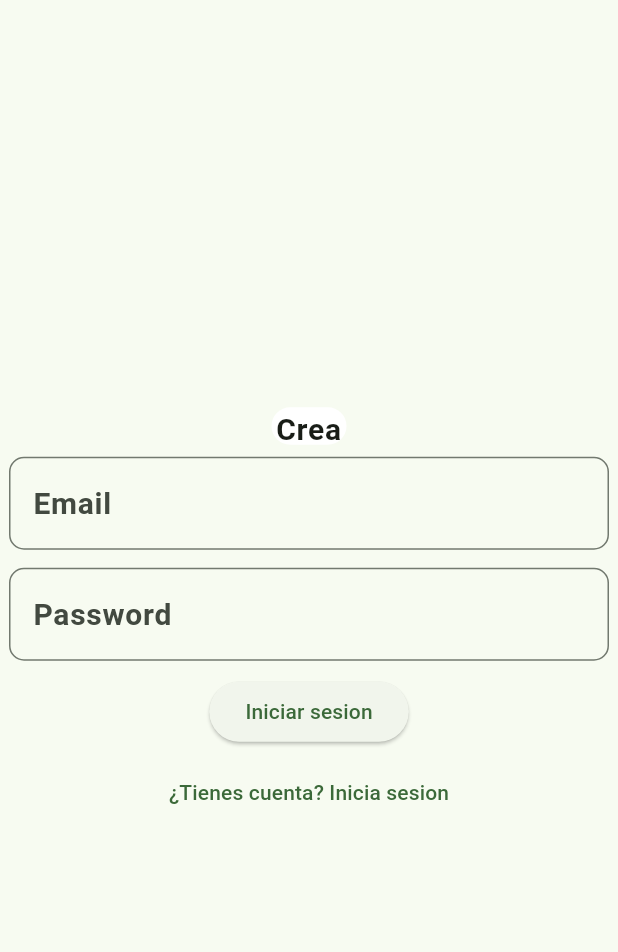
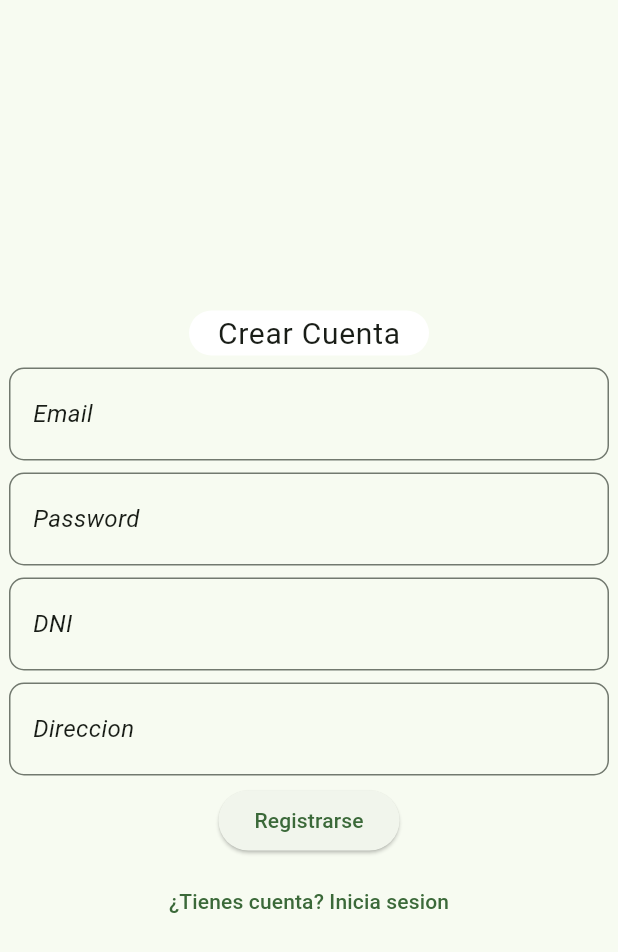
Before and after one commit to AyalaFranco/DashboardCanchasAdmin, a Flutter app: the screen it shows after launch, after a tap on "¿No tienes cuenta? Registrate", on a phone screen of 412 x 824 dp. Shown: the top 952 px of the screen. Run offline on Flutter 3.47's test engine with Material 3 defaults, Android fonts, the phone set to English and light mode, and no system bars; our stand-ins replace supabase_flutter; accounts and stored records are empty.

Commit message:
Diseño Login, Register, TextThemes

```diff
--- a/lib/components/buscador.dart
+++ b/lib/components/buscador.dart
@@ -6,12 +6,14 @@ class Buscador extends StatelessWidget {
 
   @override
   Widget build(BuildContext context) {
+    final contextText=TextTheme.of(context);
     return Padding(
       padding: const EdgeInsets.all(8.0),
 
       child: Column(
         children: [
           TextField(
+            style: contextText.bodyLarge,
             onChanged: onChanged,
             decoration: InputDecoration(
               hintText: "Busca tu cancha",
@@ -26,6 +28,7 @@ class Buscador extends StatelessWidget {
               )
 
             ),
+
           ),
         ],
       ),
--- a/lib/core/app_themes.dart
+++ b/lib/core/app_themes.dart
@@ -11,10 +11,10 @@ class AppThemes {
     colorScheme: _lightColorScheme,
 
     textTheme: TextTheme(
-      titleMedium: TextStyle(fontSize: 25,fontWeight: FontWeight.bold),
-      bodyLarge: TextStyle(fontSize: 20,fontWeight: FontWeight.bold),
+      titleMedium: TextStyle(fontSize: 20,fontWeight: FontWeight.bold),
+      bodyLarge: TextStyle(fontSize: 20),
       bodyMedium: TextStyle(fontSize: 16),
-      bodySmall: TextStyle(fontSize: 12, color: Colors.grey),
+      bodySmall: TextStyle(fontSize: 10, color: Colors.grey),
     ),
 
     appBarTheme: AppBarTheme(
--- a/lib/core/apptext_styles.dart
+++ b/lib/core/apptext_styles.dart
@@ -17,6 +17,7 @@ class AppTextStyles {
       );
   static TextStyle bodySmall(BuildContext context) =>
     TextTheme.of(context).bodySmall!.copyWith(
+      fontSize: 10,
       fontWeight: FontWeight.bold,
       fontStyle: FontStyle.italic
     );
--- a/lib/core/box_decorations.dart
+++ b/lib/core/box_decorations.dart
@@ -3,7 +3,6 @@ import 'package:flutter/material.dart';
 class BoxDecorations {
 
   static BoxDecoration regularContainer(BuildContext context) => BoxDecoration(
-
     color: ColorScheme.of(context).onSecondary,
     borderRadius: BorderRadius.circular(16),
   );
--- a/lib/screens/cca_home_screen.dart
+++ b/lib/screens/cca_home_screen.dart
@@ -41,10 +41,7 @@ class _CCAHomeScreenState extends State<CCAHomeScreen> {
     return Scaffold(
       backgroundColor: contextColors.surface,
       appBar: AppBar(
-        title: Center(child: Text("Canchas Comarca Andina", style: contextText.bodyLarge?.copyWith(
-          fontSize: 25,
-
-        ))),
+        title: Center(child: Text("Canchas Comarca Andina")),
         actions: [
         IconButton(
           onPressed: () => auth.signOut(), //Salir sesion
--- a/lib/screens/login_screen.dart
+++ b/lib/screens/login_screen.dart
@@ -55,14 +55,18 @@ try { //Funcion inicio sesion
           child: Column(
             mainAxisAlignment: MainAxisAlignment.center,
             children: [
-              Container(
-                decoration: BoxDecorations.regularContainer(context),
-                width: 50,
-                height: 25,
-                child: Text(
-                  _isLogin ? "Login" : "Crear Cuenta",
-                  style: contextText.bodyLarge,
-                  textAlign: TextAlign.center,
+              Padding(
+                padding: const EdgeInsets.all(8.0),
+                child: Container(
+
+                  decoration: BoxDecorations.regularContainer(context),
+                  width: 160,
+                  child: Text(
+
+                    _isLogin ? "LogIn" : "Sign In",
+                    style: contextText.bodyLarge,
+                    textAlign: TextAlign.center,
+                  ),
                 ),
               ),
               paddingButtons("Email", _emailCtrl),
@@ -77,12 +81,12 @@ try { //Funcion inicio sesion
               TextButton(
                 //Cambiar de estado o pagina
                 onPressed: () {
-                  setState(() => _isLogin = !_isLogin);
+                  Navigator.push(
+                      context,
+                      MaterialPageRoute(builder: (_) => registerPage()));
                 },
                 child: Text(
-                  _isLogin
-                      ? "¿No tienes cuenta? Registrate"
-                      : "¿Tienes cuenta? Inicia sesion",
+                      "¿No tienes cuenta? Registrate"
                 ),
               ),
             ],
@@ -97,12 +101,14 @@ try { //Funcion inicio sesion
     TextEditingController controller, {
     bool obscureText = false,
   }) {
+    final contextText = TextTheme.of(context);
     return Padding(
       padding: const EdgeInsets.only(top: 8, bottom: 4),
       child: TextField(
         controller: controller,
         obscureText: obscureText,
         decoration: InputDecoration(
+          labelStyle: contextText.bodyMedium!.copyWith(fontStyle: FontStyle.italic),
           labelText: texto,
           border: OutlineInputBorder(
             borderRadius: BorderRadius.circular(10),
--- a/lib/screens/register_screen.dart
+++ b/lib/screens/register_screen.dart
@@ -1,4 +1,5 @@
 import 'package:flutter/material.dart';
+import 'package:reserva_cancha/core/box_decorations.dart';
 import 'package:reserva_cancha/screens/cca_home_screen.dart';
 import 'package:reserva_cancha/screens/login_screen.dart';
 import 'package:reserva_cancha/services/auth_service.dart';
@@ -12,7 +13,6 @@ class registerPage extends StatefulWidget {
 }
 
 class _registerPageState extends State<registerPage> {
-
   final emailController = TextEditingController();
   final passwordController = TextEditingController();
   bool _isRegister = true; //Variable de cambio de sesion
@@ -38,17 +38,16 @@ class _registerPageState extends State<registerPage> {
         context,
         MaterialPageRoute(builder: (_) => CCAHomeScreen()),
       );
-
     } catch (e) {
-      ScaffoldMessenger.of(context).showSnackBar(
-        SnackBar(content: Text(e.toString())),
-      );
+      ScaffoldMessenger.of(
+        context,
+      ).showSnackBar(SnackBar(content: Text(e.toString())));
     }
   }
 
-
   @override
   Widget build(BuildContext context) {
+    final contextText = TextTheme.of(context);
     return Scaffold(
       body: Center(
         child: SizedBox(
@@ -56,38 +55,87 @@ class _registerPageState extends State<registerPage> {
           child: Column(
             mainAxisAlignment: MainAxisAlignment.center,
             children: [
-              Text(
-                "Crear Cuenta",
-                style: const TextStyle(fontSize:50),
+              Padding(
+                padding: const EdgeInsets.all(8.0),
+                child: Container(
+                  decoration: BoxDecorations.regularContainer(context),
+                  width: 160,
+                  alignment: Alignment.center,
+                  child: Text("Crear Cuenta", style: contextText.bodyLarge),
+
                 ),
-              TextField(
-                controller: emailController,
-                decoration: const InputDecoration(labelText: "Email"),
               ),
-              TextField(
-                controller: passwordController,
-                decoration: const InputDecoration(labelText: "Password"),
+              paddingButtons(contextText, emailController, "Email"),
+              paddingButtons(
+                contextText,
+                passwordController,
+                "Password",
                 obscureText: true,
               ),
-              ElevatedButton(
+              textFields(contextText, "DNI"),
+              SizedBox(height: 8,),
+              textFields(contextText, "Direccion"),
+              Padding(
+                padding: const EdgeInsets.all(6),
+                child: ElevatedButton(
                   onPressed: _submit,
                   child: const Text("Registrarse"),
                 ),
-                TextButton( //Cambiar de estado o pagina
+              ),
+
+              TextButton(
+                //Cambiar de estado o pagina
                 onPressed: () {
                   Navigator.push(
                     context,
-                      MaterialPageRoute(builder: (_) => LoginPage())
+                    MaterialPageRoute(builder: (_) => LoginPage()),
                   );
                 },
-                  child: Text(
-                  "¿Tienes cuenta? Inicia sesion",
+
+                child: Text("¿Tienes cuenta? Inicia sesion"),
               ),
-                  )
             ],
           ),
         ),
       ),
     );
   }
+
+  TextField textFields(TextTheme contextText, String texto){
+    return TextField(
+        decoration: InputDecoration(
+          labelStyle: contextText.bodyMedium!.copyWith(fontStyle: FontStyle.italic),
+          labelText: texto,
+          border: OutlineInputBorder(
+            borderRadius: BorderRadius.circular(10),
+            borderSide: BorderSide(color: Colors.grey),
+          ),
+        ),
+
+      );
 }
+
+
+  Padding paddingButtons(
+    TextTheme contextText,
+    TextEditingController controller,
+    String texto, {
+    bool obscureText = false,
+  }) {
+    return Padding(
+      padding: const EdgeInsets.only(bottom: 8),
+      child: TextField(
+        controller: emailController,
+        obscureText: true,
+        decoration: InputDecoration(
+          labelStyle: contextText.bodyMedium!.copyWith(fontStyle: FontStyle.italic),
+          labelText: texto,
+          border: OutlineInputBorder(
+            borderRadius: BorderRadius.circular(10),
+            borderSide: BorderSide(color: Colors.grey),
+          ),
+        ),
+      ),
+    );
+  }
+}
```
Lines whose indentation alone changed are shown as unchanged.
